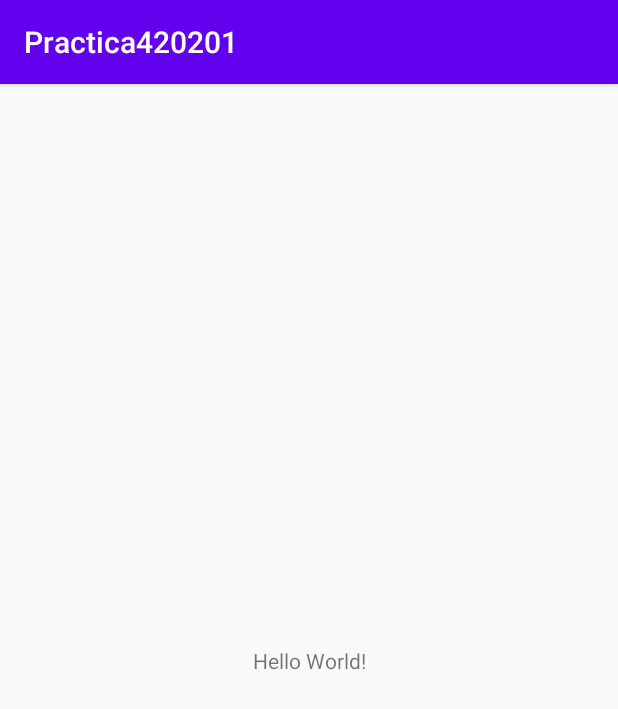
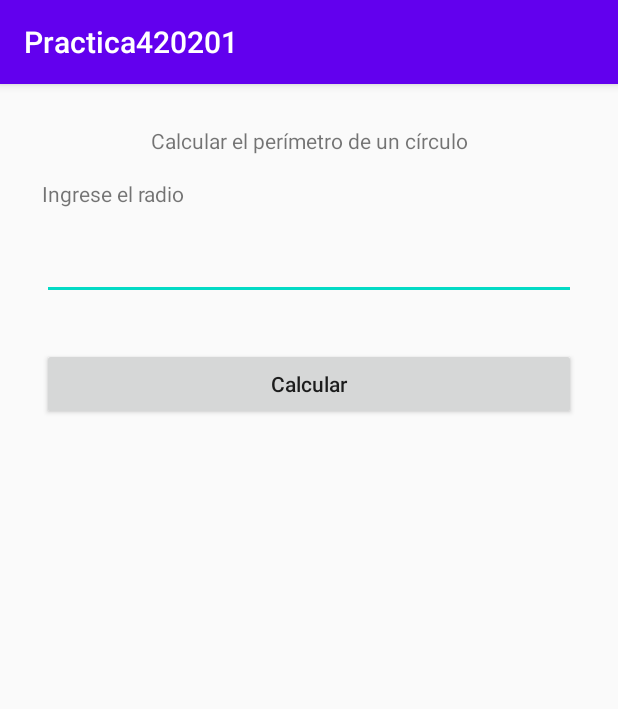
Before and after one commit to Moviles-Udea-2020-1/Practica420201, an Android app: the screen it shows after launch (MainActivity), on a phone screen of 412 x 824 dp. Shown: the top 709 px of the screen. Run offline under Robolectric (Android 15) with nearby library versions, the light colour scheme and no system bars.

Commit message:
Rama perimetro_circulo terminada

```diff
--- a/app/build.gradle
+++ b/app/build.gradle
@@ -30,6 +30,8 @@ dependencies {
     implementation 'androidx.core:core-ktx:1.3.2'
     implementation 'androidx.appcompat:appcompat:1.2.0'
     implementation 'androidx.constraintlayout:constraintlayout:2.0.1'
+    implementation 'androidx.legacy:legacy-support-v4:1.0.0'
+    implementation 'com.google.android.material:material:1.2.1'
     testImplementation 'junit:junit:4.12'
     androidTestImplementation 'androidx.test.ext:junit:1.1.2'
     androidTestImplementation 'androidx.test.espresso:espresso-core:3.3.0'
--- /dev/null
+++ b/app/src/main/java/com/edwinacubillos/practica420201/PerimetrocirculoFragment.kt
@@ -0,0 +1,33 @@
+package com.edwinacubillos.practica420201
+
+import android.os.Bundle
+import androidx.fragment.app.Fragment
+import android.view.LayoutInflater
+import android.view.View
+import android.view.ViewGroup
+import kotlinx.android.synthetic.main.fragment_perimetrocirculo.*
+
+class PerimetrocirculoFragment : Fragment() {
+
+    override fun onViewCreated(view: View, savedInstanceState: Bundle?) {
+        super.onViewCreated(view, savedInstanceState)
+
+        calcularPerimetroCir_button.setOnClickListener{
+            val radio = valorRadio.text.toString().toFloat()
+            val perimetro = (2)*(3.1416)*radio
+            resultado_textView.text = "El perímetro del círculo es: " + perimetro
+        }
+    }
+
+    override fun onCreateView(
+        inflater: LayoutInflater, container: ViewGroup?,
+        savedInstanceState: Bundle?
+    ): View? {
+        // Inflate the layout for this fragment
+        return inflater.inflate(R.layout.fragment_perimetrocirculo, container, false)
+    }
+
+    companion object {
+
+    }
+}
--- a/app/src/main/res/layout/activity_main.xml
+++ b/app/src/main/res/layout/activity_main.xml
@@ -6,13 +6,14 @@
     android:layout_height="match_parent"
     tools:context=".MainActivity">
 
-    <TextView
-        android:layout_width="wrap_content"
-        android:layout_height="wrap_content"
-        android:text="Hello World!"
+    <fragment
+        android:id="@+id/fragment"
+        android:name="com.edwinacubillos.practica420201.PerimetrocirculoFragment"
+        android:layout_width="0dp"
+        android:layout_height="0dp"
         app:layout_constraintBottom_toBottomOf="parent"
-        app:layout_constraintLeft_toLeftOf="parent"
-        app:layout_constraintRight_toRightOf="parent"
-        app:layout_constraintTop_toTopOf="parent" />
-
+        app:layout_constraintEnd_toEndOf="parent"
+        app:layout_constraintStart_toStartOf="parent"
+        app:layout_constraintTop_toTopOf="parent"
+        tools:layout="@layout/fragment_perimetrocirculo" />
 </androidx.constraintlayout.widget.ConstraintLayout>
--- /dev/null
+++ b/app/src/main/res/layout/fragment_perimetrocirculo.xml
@@ -0,0 +1,75 @@
+<?xml version="1.0" encoding="utf-8"?>
+<androidx.constraintlayout.widget.ConstraintLayout xmlns:android="http://schemas.android.com/apk/res/android"
+    xmlns:app="http://schemas.android.com/apk/res-auto"
+    xmlns:tools="http://schemas.android.com/tools"
+    android:layout_width="match_parent"
+    android:layout_height="match_parent"
+    android:orientation="vertical"
+    android:padding="20dp"
+    tools:context=".PerimetrocirculoFragment">
+
+    <TextView
+        android:id="@+id/titulo_textView"
+        android:layout_width="0dp"
+        android:layout_height="wrap_content"
+        android:layout_marginStart="8dp"
+        android:layout_marginTop="8dp"
+        android:layout_marginEnd="8dp"
+        android:gravity="center"
+        android:text="@string/perimetroCirculo"
+        app:layout_constraintEnd_toEndOf="parent"
+        app:layout_constraintStart_toStartOf="parent"
+        app:layout_constraintTop_toTopOf="parent" />
+
+    <TextView
+        android:id="@+id/ingresarRadio_textView"
+        android:layout_width="0dp"
+        android:layout_height="wrap_content"
+        android:layout_marginStart="8dp"
+        android:layout_marginTop="16dp"
+        android:layout_marginEnd="8dp"
+        android:text="@string/ingresarRadio"
+        app:layout_constraintEnd_toEndOf="parent"
+        app:layout_constraintStart_toStartOf="parent"
+        app:layout_constraintTop_toBottomOf="@+id/titulo_textView" />
+
+    <EditText
+        android:id="@+id/valorRadio"
+        android:layout_width="0dp"
+        android:layout_height="wrap_content"
+        android:layout_marginStart="8dp"
+        android:layout_marginTop="16dp"
+        android:layout_marginEnd="8dp"
+        android:ems="10"
+        android:hint="@string/valorRadio"
+        android:importantForAutofill="no"
+        android:inputType="textPersonName"
+        app:layout_constraintEnd_toEndOf="parent"
+        app:layout_constraintStart_toStartOf="parent"
+        app:layout_constraintTop_toBottomOf="@+id/ingresarRadio_textView" />
+
+    <Button
+        android:id="@+id/calcularPerimetroCir_button"
+        android:layout_width="0dp"
+        android:layout_height="wrap_content"
+        android:layout_marginStart="8dp"
+        android:layout_marginTop="32dp"
+        android:layout_marginEnd="8dp"
+        android:text="@string/calcularPerimetroCir"
+        android:textAllCaps="false"
+        app:layout_constraintEnd_toEndOf="parent"
+        app:layout_constraintStart_toStartOf="parent"
+        app:layout_constraintTop_toBottomOf="@+id/valorRadio" />
+
+    <TextView
+        android:id="@+id/resultado_textView"
+        android:layout_width="0dp"
+        android:layout_height="wrap_content"
+        android:layout_marginStart="8dp"
+        android:layout_marginTop="16dp"
+        android:layout_marginEnd="8dp"
+        android:text="@string/resultado"
+        app:layout_constraintEnd_toEndOf="parent"
+        app:layout_constraintStart_toStartOf="parent"
+        app:layout_constraintTop_toBottomOf="@+id/calcularPerimetroCir_button" />
+</androidx.constraintlayout.widget.ConstraintLayout>
--- a/app/src/main/res/values/strings.xml
+++ b/app/src/main/res/values/strings.xml
@@ -1,3 +1,8 @@
 <resources>
     <string name="app_name">Practica420201</string>
+    <string name="perimetroCirculo">Calcular el perímetro de un círculo</string>
+    <string name="ingresarRadio">Ingrese el radio</string>
+    <string name="valorRadio" />
+    <string name="calcularPerimetroCir">Calcular</string>
+    <string name="resultado" />
 </resources>
```
